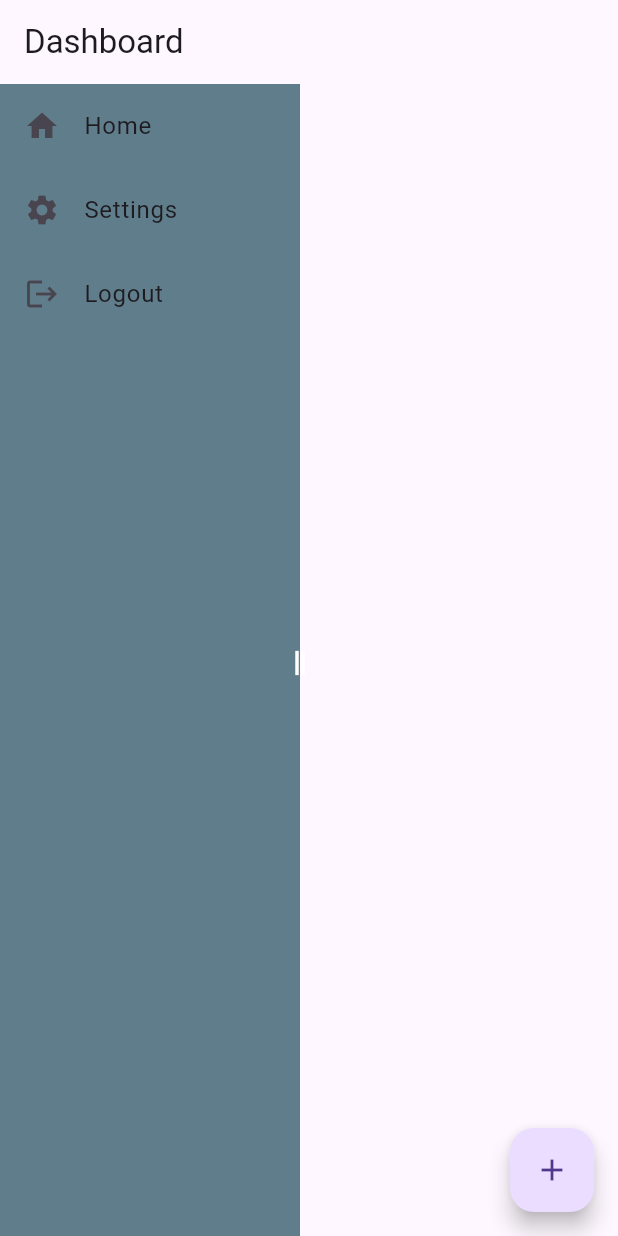
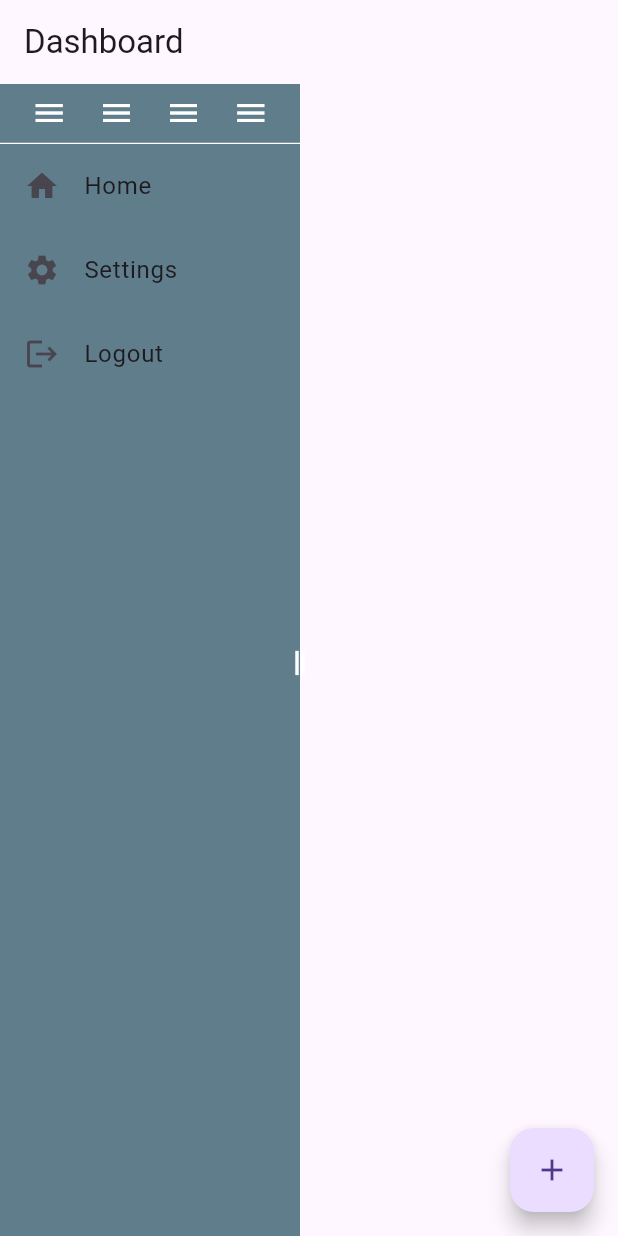
Before and after one commit to Jl115/ucanvas, a Flutter app: the screen it shows after launch, on a phone screen of 412 x 824 dp. Run offline on Flutter 3.47's test engine with Material 3 defaults, Android fonts, the phone set to English and light mode, and no system bars; missing offline and left inert: scribble; generated files the repository leaves out were written again.

Commit message:
fix: make the sidebar list reorder

```diff
--- a/lib/src/components/side_bar.dart
+++ b/lib/src/components/side_bar.dart
@@ -16,34 +16,64 @@ class SideBar extends StatelessWidget {
                 height: constraints.maxHeight,
                 child: Stack(
                   children: [
-                    // Sidebar content
-                    Container(
+                    // Sidebar header
+                    Positioned(
+                      top: 0,
+                      left: 0,
+                      child: Container(
+                        height: 40,
                         width: width.clamp(150.0, 300.0),
+                        decoration: BoxDecoration(
                           color: Colors.blueGrey,
-                      child: Column(
+                          border: Border(
+                            bottom: BorderSide(color: Colors.white),
+                          ),
+                        ),
+                        child: Container(
+                          color: Colors.blueGrey,
+                          child: Center(
+                            child: Row(
+                              mainAxisAlignment: MainAxisAlignment.spaceEvenly,
                               children: [
+                                Icon(Icons.menu, color: Colors.white),
+                                Icon(Icons.menu, color: Colors.white),
+                                Icon(Icons.menu, color: Colors.white),
+                                Icon(Icons.menu, color: Colors.white),
+                              ],
+                            ),
+                          ),
+                        ),
+                      ),
+                    ),
+                    // Reorderable content
+                    Positioned(
+                      top: 40, // Offset below the header
+                      child: Container(
+                        width: width.clamp(150.0, 300.0),
+                        height: constraints.maxHeight - 40, // Remaining height
+                        color: Colors.blueGrey,
+                        child: ReorderableListView(
+                          padding: EdgeInsets.zero,
+                          onReorder: (int oldIndex, int newIndex) {
+                            if (newIndex > oldIndex) {
+                              newIndex -= 1;
+                            }
+                            setState(() {
+                              // Logic to reorder items
+                              final item = _items.removeAt(oldIndex);
+                              _items.insert(newIndex, item);
+                            });
+                          },
+                          children: [
+                            for (int index = 0; index < _items.length; index++)
                               ListTile(
-                            leading: Icon(Icons.home),
-                            title: Text('Home'),
-                            onTap: () {
-                              // Handle Home tap
-                            },
-                          ),
-                          ListTile(
-                            leading: Icon(Icons.settings),
-                            title: Text('Settings'),
-                            onTap: () {
-                              // Handle Settings tap
-                            },
-                          ),
-                          ListTile(
-                            leading: Icon(Icons.logout),
-                            title: Text('Logout'),
-                            onTap: () {
-                              // Handle Logout tap
-                            },
+                                key: ValueKey(_items[index]),
+                                leading: Icon(_items[index]['icon']),
+                                title: Text(_items[index]['title']),
+                                onTap: _items[index]['onTap'],
                               ),
                           ],
+                        ),
                       ),
                     ),
                     // Drag handle for resizing
@@ -60,15 +90,15 @@ class SideBar extends StatelessWidget {
                           cursor: SystemMouseCursors.resizeColumn,
                           child: Container(
                             width: 20,
-                            height: constraints
-                                .maxHeight, // Respect parent's constraints
+                            height: constraints.maxHeight,
                             color: Colors.transparent,
                             child: Center(
                               child: Transform.rotate(
                                 angle: 90 * 3.1415926535 / 180,
-                              child:
-                                  Icon(Icons.drag_handle, color: Colors.white),
-                            )),
+                                child: Icon(Icons.drag_handle,
+                                    color: Colors.white),
+                              ),
+                            ),
                           ),
                         ),
                       ),
@@ -83,3 +113,28 @@ class SideBar extends StatelessWidget {
     );
   }
 }
+
+// Sample items for the sidebar
+final List<Map<String, dynamic>> _items = [
+  {
+    'icon': Icons.home,
+    'title': 'Home',
+    'onTap': () {
+      // Handle Home tap
+    },
+  },
+  {
+    'icon': Icons.settings,
+    'title': 'Settings',
+    'onTap': () {
+      // Handle Settings tap
+    },
+  },
+  {
+    'icon': Icons.logout,
+    'title': 'Logout',
+    'onTap': () {
+      // Handle Logout tap
+    },
+  },
+];
```
Lines whose indentation alone changed are shown as unchanged.
